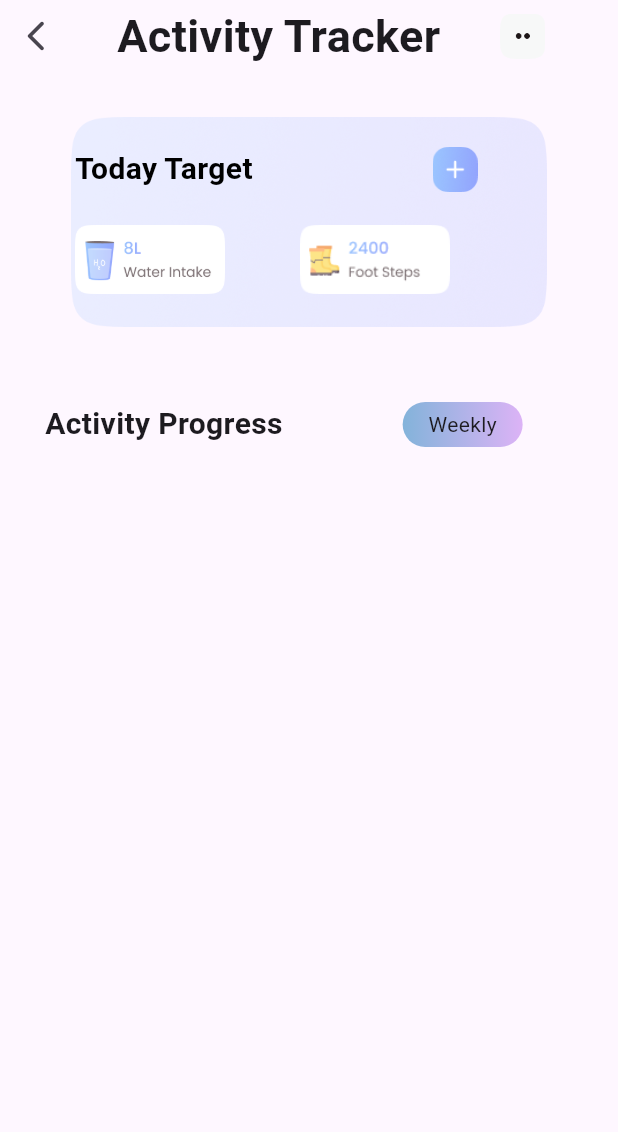
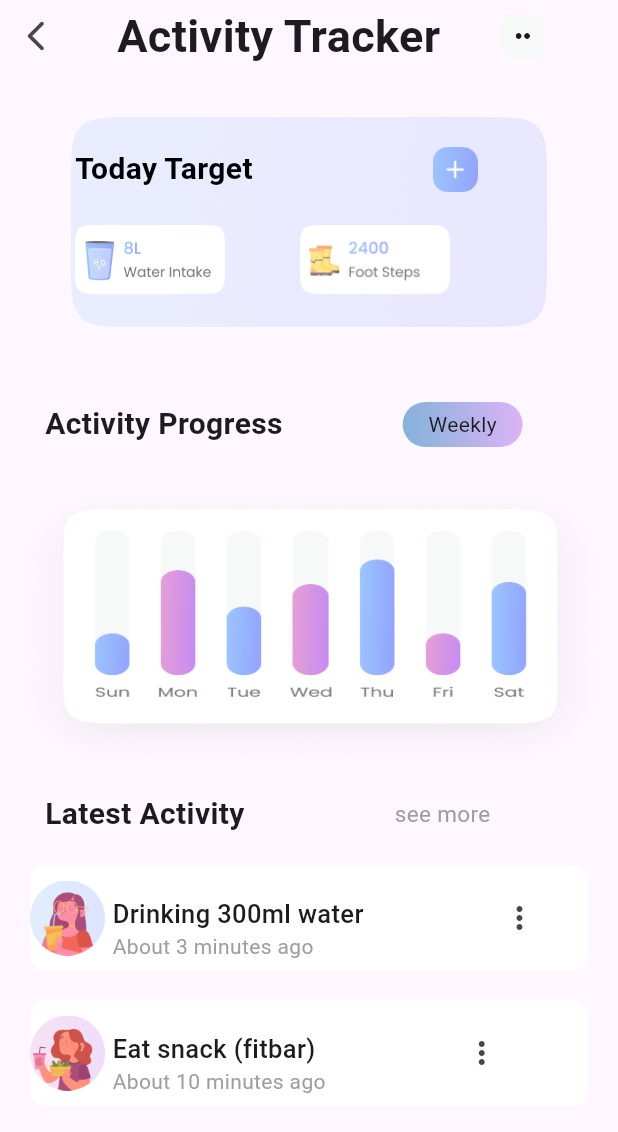
Before and after one commit to Unique-chiemerie/fitnext, a Flutter app: the activityscreen screen opened directly, on a phone screen of 412 x 824 dp. Shown: the top 1132 px of the screen. Run offline on Flutter 3.47's test engine with Material 2 defaults, Android fonts, the phone set to English and light mode, and no system bars.

Commit message:
built the whole listile shit brudda

```diff
--- a/lib/dashboard/activity.dart
+++ b/lib/dashboard/activity.dart
@@ -1,5 +1,6 @@
 import 'package:flutter/material.dart';
 import 'package:workout_ui/customwidgets/glowbutton.dart';
+import 'package:workout_ui/dashboard/activitylist.dart';
 
 class activityscreen extends StatelessWidget {
   const activityscreen({super.key});
@@ -119,6 +120,94 @@ class activityscreen extends StatelessWidget {
               ),
             ],
           ),
+          //this is where the activity chart is
+          Container(
+            height: 200,
+            width: 200,
+            margin: const EdgeInsetsDirectional.all(10),
+            child: Image.asset(
+              'ui/barrz.png',
+              fit: BoxFit.fill,
+            ),
+          ),
+          const Row(
+            children: [
+              SizedBox(
+                width: 30,
+              ),
+              Text(
+                'Latest Activity',
+                style: TextStyle(fontWeight: FontWeight.bold, fontSize: 20),
+              ),
+              SizedBox(
+                width: 100,
+              ),
+              Text(
+                'see more',
+                style: TextStyle(fontSize: 15, color: Colors.grey),
+              ),
+            ],
+          ),
+          Container(
+            height: 200,
+            width: 250,
+            margin: const EdgeInsets.all(10),
+            child: // we build the tiles for the activities here
+                ListView.builder(
+              itemCount: activitylist.length,
+              itemBuilder: (context, index) {
+                //we put it in a row and arrange a column for the header and subtitle
+                final lead = activitylist[index].leading;
+                final head = activitylist[index].heading;
+                final sub = activitylist[index].subtitle;
+
+                return Container(
+                  height: 70,
+                  width: 250,
+                  margin: const EdgeInsets.all(10),
+                  decoration: BoxDecoration(
+                      borderRadius: BorderRadius.circular(10),
+                      color: Colors.white),
+                  child: Row(
+                    children: [
+                      Container(
+                        height: 50,
+                        width: 50,
+                        child: lead,
+                      ),
+                      const SizedBox(
+                        width: 5,
+                      ),
+                      Column(
+                        crossAxisAlignment: CrossAxisAlignment.start,
+                        children: [
+                          const SizedBox(
+                            height: 20,
+                          ),
+                          Text(
+                            head,
+                            style: const TextStyle(
+                                fontWeight: FontWeight.w500, fontSize: 17),
+                          ),
+                          Text(
+                            sub,
+                            style: const TextStyle(color: Colors.grey),
+                          ),
+                        ],
+                      ),
+                      const SizedBox(
+                        width: 80,
+                      ),
+                      IconButton(
+                        onPressed: () {},
+                        icon: const Icon(Icons.more_vert_outlined),
+                      ),
+                    ],
+                  ),
+                );
+              },
+            ),
+          ),
         ],
       ),
     );
--- /dev/null
+++ b/lib/dashboard/activitylist.dart
@@ -0,0 +1,21 @@
+import 'package:flutter/material.dart';
+
+class activitytile {
+  Image leading;
+  String heading;
+  String subtitle;
+
+  activitytile(
+      {required this.heading, required this.leading, required this.subtitle});
+}
+
+List<activitytile> activitylist = [
+  activitytile(
+      heading: 'Drinking 300ml water',
+      leading: Image.asset('ui/activi.png'),
+      subtitle: 'About 3 minutes ago'),
+  activitytile(
+      heading: 'Eat snack (fitbar)',
+      leading: Image.asset('ui/sippin.png'),
+      subtitle: 'About 10 minutes ago'),
+];
--- a/lib/dashboard/homeboard.dart
+++ b/lib/dashboard/homeboard.dart
@@ -612,7 +612,7 @@ class _DashboardState extends State<Dashboard> {
                                           ),
                                         ),
                                         //progress
-                                        Container(
+                                        SizedBox(
                                             height: 20,
                                             width: 160,
                                             child: progress)
--- a/pubspec.yaml
+++ b/pubspec.yaml
@@ -120,6 +120,9 @@ flutter:
     - ui/knee.png
     - ui/bar.png
     - ui/abs.png
+    - ui/barrz.png
+    - ui/activi.png
+    - ui/sippin.png
 
   # An image asset can refer to one or more resolution-specific "variants", see
   # https://flutter.dev/assets-and-images/#resolution-aware
```
Also changed, not shown: ui/activi.png (added), ui/barrz.png (added), ui/sippin.png (added).
